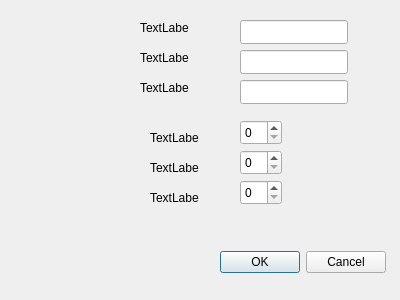
Qt form settings_dialog.ui (amaximuk/switcher) before a commit.
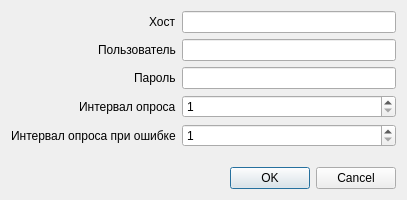
The same form after that commit.

What changed in the file:
```diff
--- a/settings_dialog.ui
+++ b/settings_dialog.ui
@@ -6,167 +6,115 @@
    <rect>
     <x>0</x>
     <y>0</y>
-    <width>400</width>
-    <height>300</height>
+    <width>407</width>
+    <height>200</height>
    </rect>
   </property>
-  <property name="windowTitle">
-   <string>Dialog</string>
+  <property name="sizeGripEnabled">
+   <bool>false</bool>
   </property>
-  <widget class="QDialogButtonBox" name="buttonBox">
-   <property name="geometry">
-    <rect>
-     <x>220</x>
-     <y>250</y>
-     <width>166</width>
-     <height>24</height>
-    </rect>
+  <layout class="QFormLayout" name="formLayout">
+   <property name="labelAlignment">
+    <set>Qt::AlignRight|Qt::AlignTrailing|Qt::AlignVCenter</set>
    </property>
-   <property name="orientation">
-    <enum>Qt::Horizontal</enum>
-   </property>
-   <property name="standardButtons">
-    <set>QDialogButtonBox::Cancel|QDialogButtonBox::Ok</set>
-   </property>
-  </widget>
-  <widget class="QLineEdit" name="lineEdit">
-   <property name="geometry">
-    <rect>
-     <x>240</x>
-     <y>20</y>
-     <width>108</width>
-     <height>24</height>
-    </rect>
-   </property>
-  </widget>
-  <widget class="QLineEdit" name="lineEdit_2">
-   <property name="geometry">
-    <rect>
-     <x>240</x>
-     <y>50</y>
-     <width>108</width>
-     <height>24</height>
-    </rect>
-   </property>
-  </widget>
-  <widget class="QLineEdit" name="lineEdit_3">
-   <property name="geometry">
-    <rect>
-     <x>240</x>
-     <y>80</y>
-     <width>108</width>
-     <height>24</height>
-    </rect>
-   </property>
-  </widget>
-  <widget class="QSpinBox" name="spinBox">
-   <property name="geometry">
-    <rect>
-     <x>240</x>
-     <y>120</y>
-     <width>42</width>
-     <height>25</height>
-    </rect>
-   </property>
-  </widget>
-  <widget class="QSpinBox" name="spinBox_2">
-   <property name="geometry">
-    <rect>
-     <x>240</x>
-     <y>150</y>
-     <width>42</width>
-     <height>25</height>
-    </rect>
-   </property>
-  </widget>
-  <widget class="QSpinBox" name="spinBox_3">
-   <property name="geometry">
-    <rect>
-     <x>240</x>
-     <y>180</y>
-     <width>42</width>
-     <height>25</height>
-    </rect>
-   </property>
-  </widget>
-  <widget class="QLabel" name="label">
-   <property name="geometry">
-    <rect>
-     <x>140</x>
-     <y>20</y>
-     <width>49</width>
-     <height>16</height>
-    </rect>
-   </property>
-   <property name="text">
-    <string>TextLabel</string>
-   </property>
-  </widget>
-  <widget class="QLabel" name="label_2">
-   <property name="geometry">
-    <rect>
-     <x>140</x>
-     <y>50</y>
-     <width>49</width>
-     <height>16</height>
-    </rect>
-   </property>
-   <property name="text">
-    <string>TextLabel</string>
-   </property>
-  </widget>
-  <widget class="QLabel" name="label_3">
-   <property name="geometry">
-    <rect>
-     <x>140</x>
-     <y>80</y>
-     <width>49</width>
-     <height>16</height>
-    </rect>
-   </property>
-   <property name="text">
-    <string>TextLabel</string>
-   </property>
-  </widget>
-  <widget class="QLabel" name="label_4">
-   <property name="geometry">
-    <rect>
-     <x>150</x>
-     <y>130</y>
-     <width>49</width>
-     <height>16</height>
-    </rect>
-   </property>
-   <property name="text">
-    <string>TextLabel</string>
-   </property>
-  </widget>
-  <widget class="QLabel" name="label_5">
-   <property name="geometry">
-    <rect>
-     <x>150</x>
-     <y>160</y>
-     <width>49</width>
-     <height>16</height>
-    </rect>
-   </property>
-   <property name="text">
-    <string>TextLabel</string>
-   </property>
-  </widget>
-  <widget class="QLabel" name="label_6">
-   <property name="geometry">
-    <rect>
-     <x>150</x>
-     <y>190</y>
-     <width>49</width>
-     <height>16</height>
-    </rect>
-   </property>
-   <property name="text">
-    <string>TextLabel</string>
-   </property>
-  </widget>
+   <item row="0" column="0">
+    <widget class="QLabel" name="label">
+     <property name="text">
+      <string>Хост</string>
+     </property>
+    </widget>
+   </item>
+   <item row="0" column="1">
+    <widget class="QLineEdit" name="lineEditHost"/>
+   </item>
+   <item row="1" column="0">
+    <widget class="QLabel" name="label_2">
+     <property name="text">
+      <string>Пользователь</string>
+     </property>
+    </widget>
+   </item>
+   <item row="1" column="1">
+    <widget class="QLineEdit" name="lineEditLogin"/>
+   </item>
+   <item row="2" column="0">
+    <widget class="QLabel" name="label_3">
+     <property name="text">
+      <string>Пароль</string>
+     </property>
+    </widget>
+   </item>
+   <item row="2" column="1">
+    <widget class="QLineEdit" name="lineEditPassword">
+     <property name="echoMode">
+      <enum>QLineEdit::PasswordEchoOnEdit</enum>
+     </property>
+    </widget>
+   </item>
+   <item row="3" column="0">
+    <widget class="QLabel" name="label_4">
+     <property name="text">
+      <string>Интервал опроса</string>
+     </property>
+    </widget>
+   </item>
+   <item row="3" column="1">
+    <widget class="QSpinBox" name="spinBoxNormalInterval">
+     <property name="buttonSymbols">
+      <enum>QAbstractSpinBox::UpDownArrows</enum>
+     </property>
+     <property name="minimum">
+      <number>1</number>
+     </property>
+     <property name="maximum">
+      <number>3600</number>
+     </property>
+    </widget>
+   </item>
+   <item row="4" column="0">
+    <widget class="QLabel" name="label_5">
+     <property name="text">
+      <string>Интервал опроса при ошибке</string>
+     </property>
+     <property name="wordWrap">
+      <bool>false</bool>
+     </property>
+    </widget>
+   </item>
+   <item row="4" column="1">
+    <widget class="QSpinBox" name="spinBoxErrorInterval">
+     <property name="minimum">
+      <number>1</number>
+     </property>
+     <property name="maximum">
+      <number>3600</number>
+     </property>
+    </widget>
+   </item>
+   <item row="5" column="1">
+    <spacer name="verticalSpacer">
+     <property name="orientation">
+      <enum>Qt::Vertical</enum>
+     </property>
+     <property name="sizeHint" stdset="0">
+      <size>
+       <width>20</width>
+       <height>40</height>
+      </size>
+     </property>
+    </spacer>
+   </item>
+   <item row="6" column="1">
+    <widget class="QDialogButtonBox" name="buttonBox">
+     <property name="orientation">
+      <enum>Qt::Horizontal</enum>
+     </property>
+     <property name="standardButtons">
+      <set>QDialogButtonBox::Cancel|QDialogButtonBox::Ok</set>
+     </property>
+    </widget>
+   </item>
+  </layout>
  </widget>
  <resources/>
  <connections>
```
